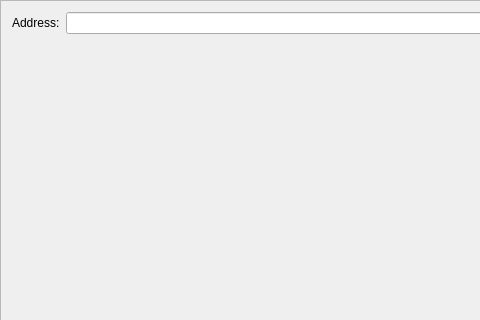
Nephatiu/Ncoin-Wallet, file src/gui/ui/receiveframe.ui: the form before one commit; both pictures show x 0 to 480 and y 0 to 320 of the 846 by 592 pixel window.
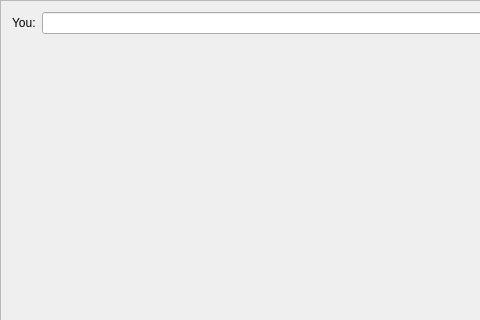
The form after the commit. Icons and pictures are not drawn.

```diff
--- a/src/gui/ui/receiveframe.ui
+++ b/src/gui/ui/receiveframe.ui
@@ -25,7 +25,7 @@
      <item>
       <widget class="QLabel" name="label">
        <property name="text">
-        <string>Address:</string>
+        <string>You:</string>
        </property>
       </widget>
      </item>
```
